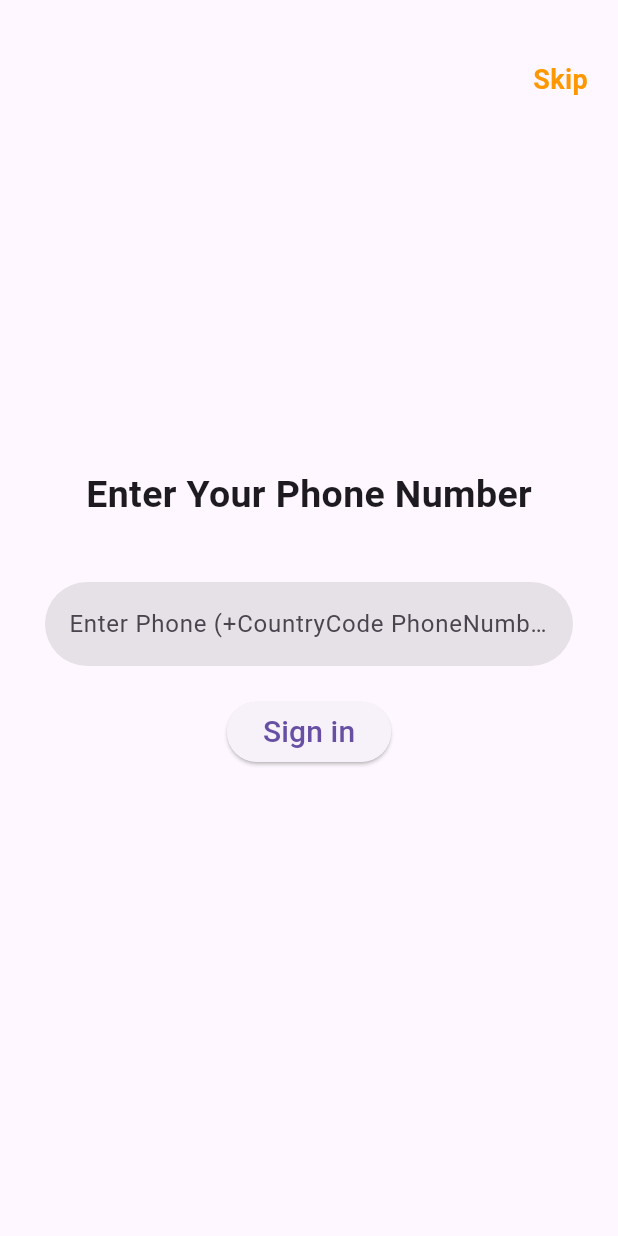
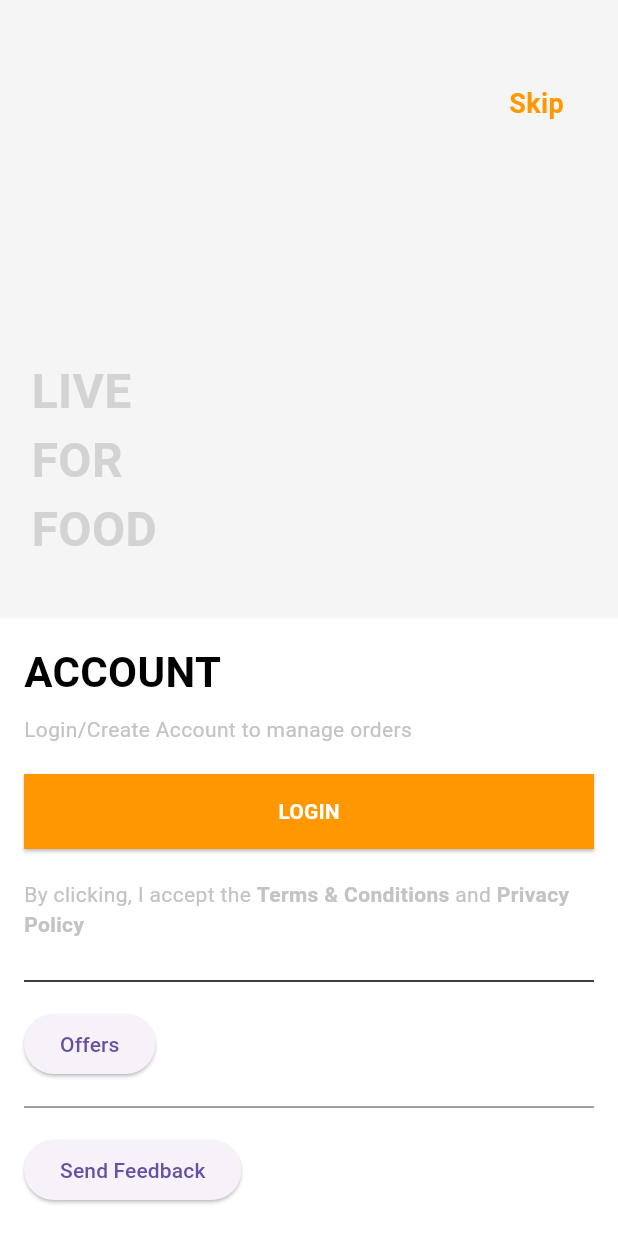
Before and after one commit to AKP2009/swiggy, a Flutter app: the screen it shows after launch, on a phone screen of 412 x 824 dp. Run offline on Flutter 3.47's test engine with Material 3 defaults, Android fonts, the phone set to English and light mode, and no system bars; our stand-ins replace firebase_auth, firebase_core, flutter_riverpod, riverpod_annotation; accounts and stored records are empty; generated files the repository leaves out were written again.

Commit message:
BeforeLogin

```diff
--- a/lib/LandingPage/SecondLandingPage.dart
+++ b/lib/LandingPage/SecondLandingPage.dart
@@ -1,4 +1,5 @@
 import 'package:flutter/material.dart';
+import 'package:swiggy/OtpAUuth/BeforeLogin.dart';
 import 'dart:async';
 import 'package:swiggy/OtpAUuth/login_Page.dart';
 
@@ -14,7 +15,7 @@ class _SecondlandingpageState extends State<Secondlandingpage> {
     super.initState();
     Timer(const Duration(milliseconds: 1000), () {
       Navigator.of(context).pushReplacement(
-        MaterialPageRoute(builder: (context) => LoginScreen()),
+        MaterialPageRoute(builder: (context) => BeforeLogin()),
       );
     });
   }
--- /dev/null
+++ b/lib/OtpAUuth/BeforeLogin.dart
@@ -0,0 +1,169 @@
+import 'package:flutter/material.dart';
+import 'package:flutter_riverpod/flutter_riverpod.dart';
+import 'package:swiggy/OtpAUuth/login_Page.dart';
+
+class BeforeLogin extends ConsumerWidget {
+  @override
+  Widget build(BuildContext context, WidgetRef ref) {
+    return Scaffold(
+      body: Column(
+        children: [
+          Expanded(
+            flex: 1,
+            child: Container(
+              color: Color(0xFFF5F5F5),
+              padding: EdgeInsets.all(16.0),
+              child: Stack(
+                children: [
+                  Positioned(
+                    top: 40,
+                    right: 20,
+                    child: GestureDetector(
+                      onTap: () {
+                        Navigator.push(
+                          context,
+                          MaterialPageRoute(
+                            builder: (context) => BeforeLogin(),
+                          ),
+                        );
+                      },
+                      child: const Text(
+                        "Skip",
+                        style: TextStyle(
+                          color: Colors.orange,
+                          fontSize: 18,
+                          fontWeight: FontWeight.bold,
+                        ),
+                      ),
+                    ),
+                  ),
+                  Positioned(
+                    bottom: 20,
+                    left: 5,
+                    child: Column(
+                      crossAxisAlignment: CrossAxisAlignment.start,
+                      children: [
+                        Text(
+                          "LIVE",
+                          style: TextStyle(
+                            fontSize: 32,
+                            fontWeight: FontWeight.bold,
+                            color: Color(0xFFD3D3D3),
+                          ),
+                        ),
+                        Text(
+                          "FOR",
+                          style: TextStyle(
+                            fontSize: 32,
+                            fontWeight: FontWeight.bold,
+                            color: Color(0xFFD3D3D3),
+                          ),
+                        ),
+                        Text(
+                          "FOOD",
+                          style: TextStyle(
+                            fontSize: 32,
+                            fontWeight: FontWeight.bold,
+                            color: Color(0xFFD3D3D3),
+                          ),
+                        ),
+                      ],
+                    ),
+                  ),
+                ],
+              ),
+            ),
+          ),
+          Expanded(
+            flex: 1,
+            child: Container(
+              color: Colors.white,
+              padding: EdgeInsets.all(16.0),
+              child: Column(
+                crossAxisAlignment: CrossAxisAlignment.start,
+                children: [
+                  Text(
+                    "ACCOUNT",
+                    style: TextStyle(
+                      fontSize: 28,
+                      fontWeight: FontWeight.bold,
+                      color: Colors.black,
+                    ),
+                  ),
+                  SizedBox(height: 8),
+                  Text(
+                    "Login/Create Account to manage orders",
+                    style: TextStyle(
+                      fontSize: 14,
+                      color: Color.fromARGB(255, 196, 194, 194),
+                    ),
+                  ),
+                  SizedBox(height: 20),
+                  ElevatedButton(
+                    onPressed: () {
+                      Navigator.of(context).pushReplacement(
+                        MaterialPageRoute(builder: (context) => LoginScreen()),
+                      );
+                    },
+                    style: ElevatedButton.styleFrom(
+                      backgroundColor: Colors.orange,
+                      minimumSize: const Size(double.infinity, 50),
+                      padding: EdgeInsets.zero,
+                      shape: BeveledRectangleBorder(
+                        borderRadius: BorderRadius.zero,
+                      ),
+                    ),
+                    child: const Text(
+                      "LOGIN",
+                      style: TextStyle(
+                        color: Colors.white,
+                        fontWeight: FontWeight.bold,
+                      ),
+                    ),
+                  ),
+                  SizedBox(height: 20),
+                  Text.rich(
+                    TextSpan(
+                      text: "By clicking, I accept the ",
+                      style: TextStyle(
+                        color: Color.fromARGB(255, 196, 194, 194),
+                      ),
+                      children: [
+                        TextSpan(
+                          text: "Terms & Conditions",
+                          style: TextStyle(fontWeight: FontWeight.bold),
+                        ),
+                        TextSpan(
+                          text: " and ",
+                        ),
+                        TextSpan(
+                          text: "Privacy Policy",
+                          style: TextStyle(fontWeight: FontWeight.bold),
+                        ),
+                      ],
+                    ),
+                  ),
+                  SizedBox(height: 20),
+                  Divider(color: Colors.black),
+                  SizedBox(height: 10),
+                  ElevatedButton(
+                    onPressed: () {
+                    },
+                    child: Text("Offers"),
+                  ),
+                  SizedBox(height: 10),
+                  Divider(color: Colors.black.withOpacity(0.5)),
+                  SizedBox(height: 10),
+                  ElevatedButton(
+                    onPressed: () {},
+                    child: Text("Send Feedback"),
+                  ),
+                ],
+              ),
+            ),
+          ),
+        ],
+      ),
+    );
+  }
+}
--- a/lib/OtpAUuth/login_Page.dart
+++ b/lib/OtpAUuth/login_Page.dart
@@ -1,6 +1,7 @@
 import 'package:flutter/material.dart';
 import 'package:flutter_riverpod/flutter_riverpod.dart';
 import 'package:firebase_auth/firebase_auth.dart';
+import 'package:swiggy/OtpAUuth/BeforeLogin.dart';
 import 'dart:developer';
 import 'package:swiggy/OtpAUuth/Otp.dart';
 
@@ -120,26 +121,16 @@ class LoginScreen extends ConsumerWidget {
             ),
           ),
           Positioned(
-            top: 40,
-            right: 20,
-            child: GestureDetector(
-              onTap: () {
-                Navigator.push(
-                  context,
-                  MaterialPageRoute(
-                    builder: (context) => OTPScreen(verificationId: "hiii"),
-                  ),
-                );
-              },
-              child: const Text(
-                "Skip",
-                style: TextStyle(
-                  color: Colors.orange,
-                  fontSize: 18,
-                  fontWeight: FontWeight.bold,
-                ),
-              ),
-            ),
+                    top: 5,
+                    left: 5,
+                    child: IconButton(
+                      icon: Icon(Icons.arrow_back, color: Colors.black),
+                      onPressed: () {
+                        Navigator.of(context).pushReplacement(
+                        MaterialPageRoute(builder: (context) => BeforeLogin()),
+                      );
+                      },
+                    ),
           ),
         ],
       ),
```
